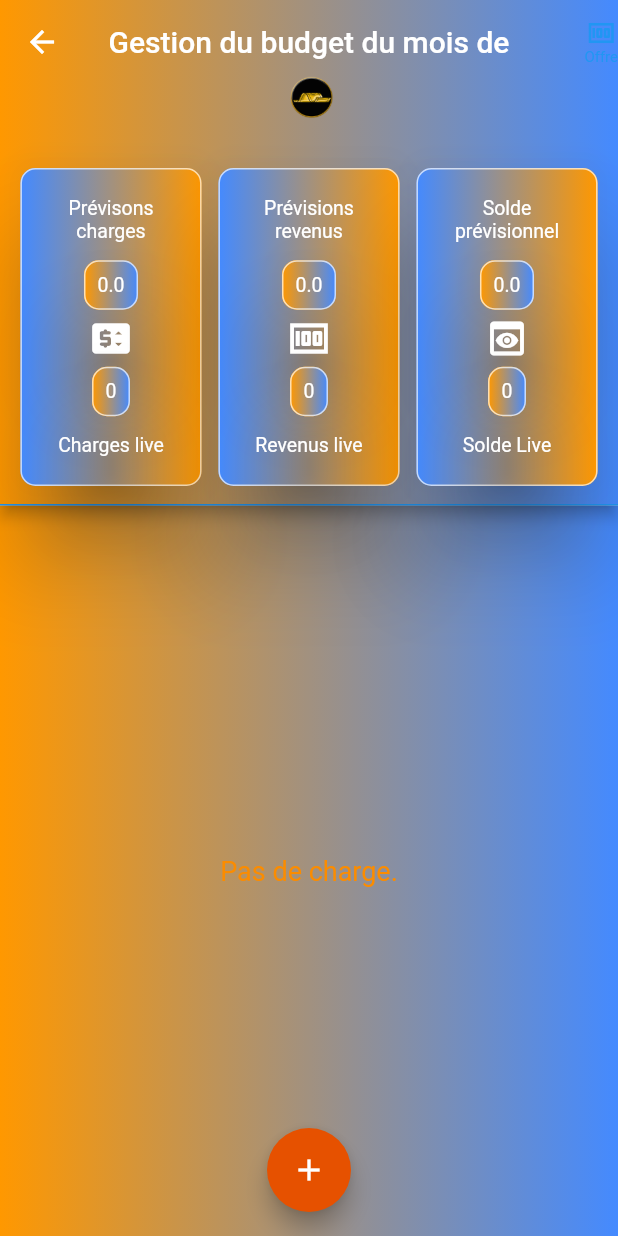
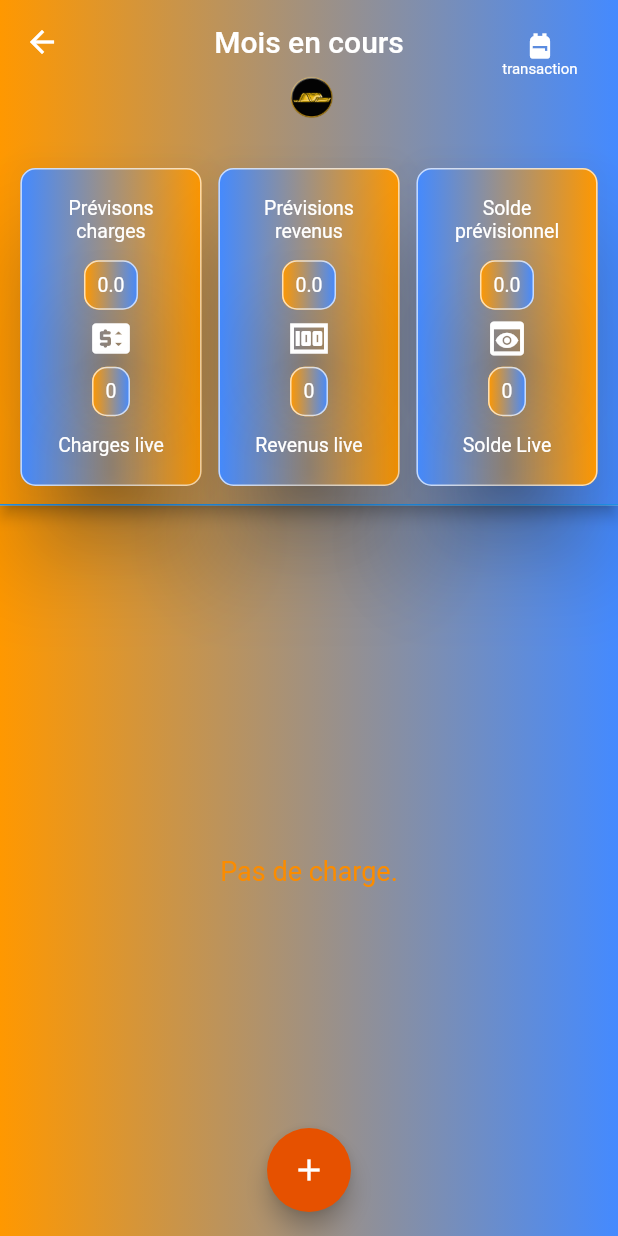
Before and after one commit to NOA-FASHION/easyEconomy, a Flutter app: the GestionMensuelLive screen opened directly with empty values, on a phone screen of 412 x 824 dp. Run offline on Flutter 3.47's test engine with Material 2 defaults, Android fonts, the phone set to English and light mode, and no system bars; our stand-ins replace flip_card, image_picker, lottie, nanoid, page_transition, shared_preferences and 1 more; missing offline and left inert: marquee_text; accounts and stored records are empty.

Commit message:
a retester demain

```diff
--- a/lib/controllers/easy_Controller.dart
+++ b/lib/controllers/easy_Controller.dart
@@ -13,6 +13,7 @@ const String keyAccesMontantPrevision = "montantPrevision";
 List<GestionMensuel> _listGestionMensuel = [];
 List<MontantUniverselle> _listMontantUniverselle = [];
 List<MontantUniverselle> _listMontantPrevision = [];
+late EconomyDays economyDays = EconomyDays(date: '');
 
 class EasyController extends ChangeNotifier {
   late double soldePrevisionel;
@@ -21,7 +22,7 @@ class EasyController extends ChangeNotifier {
   late SharedPreferences _localDataMontaUniverselle;
   late SharedPreferences _localDataEcononyDays;
   late SharedPreferences _localDataMontantPrevision;
-  late EconomyDays economyDays = EconomyDays(date: '');
+
   EasyController() {
     _initEconomy();
   }
@@ -303,10 +304,7 @@ class EasyController extends ChangeNotifier {
 
   void starteconomyDays() async {
     DateTime today = new DateTime.now();
-
     if (economyDays.date.isEmpty) {
-      economyDays.date = DateFormat('MMM').format(today);
-      print('date != econonydays');
       economyDays.date = DateFormat('MMM').format(today);
       _listGestionMensuel.add(
         GestionMensuel(
@@ -327,7 +325,7 @@ class EasyController extends ChangeNotifier {
   }
 
   Future<bool> _saveEconomyDays() async {
-    if (economyDays.date.isEmpty) {
+    if (economyDays.date.isNotEmpty) {
       print("enregistrement ok");
       Map mapday = economyDays.toJson();
       String _jsonDay = jsonEncode(mapday);
@@ -346,6 +344,7 @@ class EasyController extends ChangeNotifier {
     if (_tempListChallenge != null) {
       _jsonDecodeEconomyDays = jsonDecode(_tempListChallenge);
       economyDays = EconomyDays.fromJSON(_jsonDecodeEconomyDays);
+      print(economyDays.date);
     }
   }
 
--- a/lib/models/easy_economy_models.dart
+++ b/lib/models/easy_economy_models.dart
@@ -130,7 +130,7 @@ class MontantUniverselle {
           id: json['id'],
           nom: json['nom'],
           montant: json['montant'],
-          achatTotal: json['achatTotalnom'],
+          achatTotal: json['achatTotal'],
           previsionsTotal: json['previsionsTotal'],
           descriptionUniverselle: List<DesciprtionUniverselle>.from(
               json["descriptionUniverselle"]
--- a/lib/screens/gestion_mensuel_live.dart
+++ b/lib/screens/gestion_mensuel_live.dart
@@ -52,7 +52,31 @@ class _GestionMensuelLiveState extends State<GestionMensuelLive> {
           child: SafeArea(
             child: AppBar(
               actions: [
-                Column(
+                // IconButton(
+                //   icon: const Icon(
+                //     Icons.money,
+                //     size: 20,
+                //     color: Colors.blue,
+                //   ),
+                //   tooltip: 'Open shopping cart',
+                //   onPressed: () {
+                //     Navigator.push(
+                //         context,
+                //         PageTransition(
+                //             type: PageTransitionType.bottomToTop,
+                //             child: ChangeNotifierProvider.value(
+                //                 value: variable,
+                //                 child: GestionMensuelLiveResultats(
+                //                   idGestionMontantUniverselle:
+                //                       widget.idGestionMontantUniverselle,
+                //                   indexMontantUniverselle:
+                //                       widget.indexMontantUniverselle,
+                //                 ))));
+                //   },
+                // ),
+                Padding(
+                  padding: const EdgeInsets.only(right: 27, top: 17),
+                  child: Column(
                     mainAxisAlignment: MainAxisAlignment.center,
                     children: <Widget>[
                       InkWell(
@@ -72,19 +96,20 @@ class _GestionMensuelLiveState extends State<GestionMensuelLive> {
                                       ))));
                         },
                         child: Icon(
-                        Icons.money,
+                          Icons.backpack,
                           size: 20,
-                        color: Colors.blue,
+                          color: Colors.white,
                         ),
                       ), // icon
                       Text(
-                      "Offre",
-                      style: TextStyle(fontSize: 10, color: Colors.blue),
+                        "transaction",
+                        style: TextStyle(fontSize: 10, color: Colors.white),
                       ), // text
                     ],
                   ),
+                ),
               ],
-              title: Text("Gestion du budget du mois de"),
+              title: Text("Mois en cours"),
               centerTitle: true,
               flexibleSpace: Column(
                 children: [
--- a/lib/screens/gestion_mensuel_live_resultats.dart
+++ b/lib/screens/gestion_mensuel_live_resultats.dart
@@ -49,7 +49,7 @@ class _GestionMensuelLiveResultatsState
           preferredSize: Size.fromHeight(260.0),
           child: SafeArea(
             child: AppBar(
-              title: Text("Gestion du budget du mois de"),
+              title: Text("Transactions validées"),
               centerTitle: true,
               flexibleSpace: Column(
                 children: [
```
Lines whose indentation alone changed are shown as unchanged.
